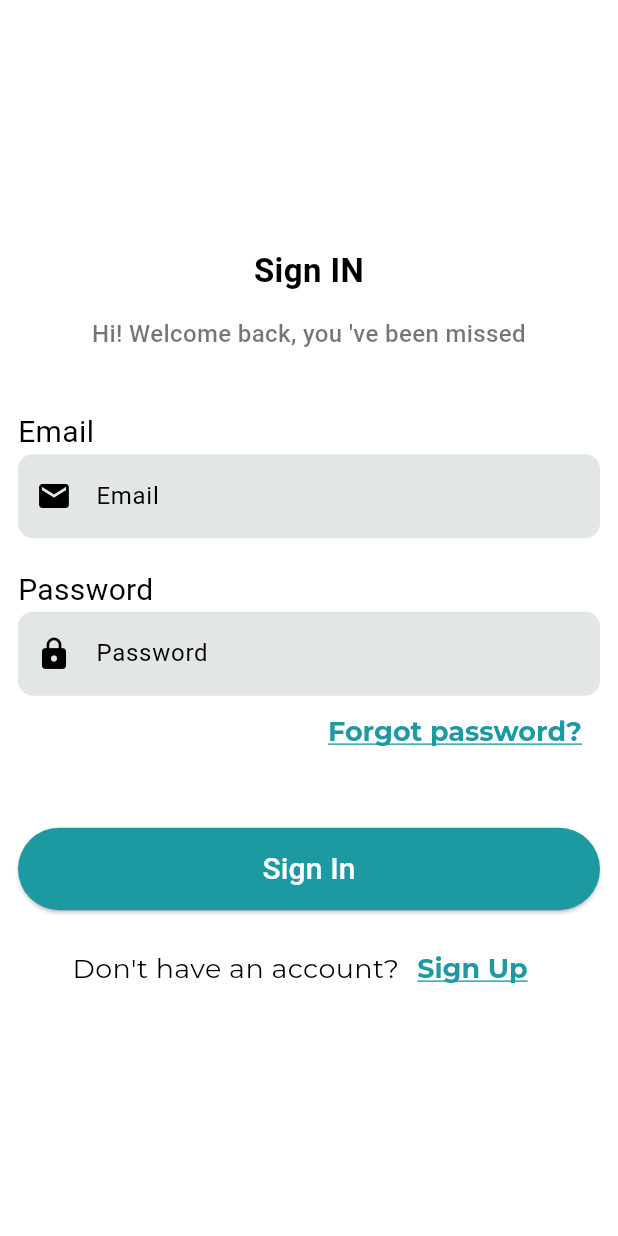
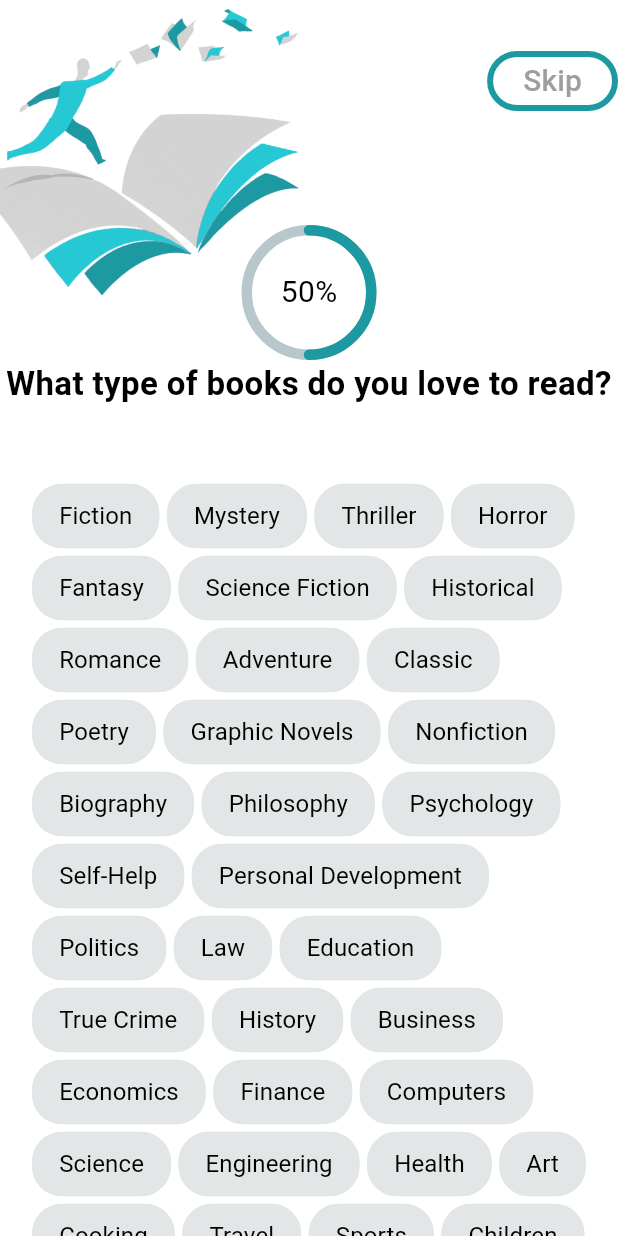
Before and after one commit to hebba-yasser/bookify, a Flutter app: the SignInView screen opened directly, after a tap on "Sign In", on a phone screen of 412 x 824 dp. Run offline on Flutter 3.47's test engine with Material 3 defaults, Android fonts, the phone set to English and light mode, and no system bars; drawn by our look-alikes of percent_indicator; our stand-ins replace animated_splash_screen, bloc, conditional_builder_null_safety, firebase_core, flutter_bloc, smooth_page_indicator; accounts and stored records are empty; generated files the repository leaves out were written again; project files that could hold a hidden picture were left out.

Commit message:
completed preference ui  -some modification will be needed when we integrate firebase

```diff
--- a/lib/core/utils/assets.dart
+++ b/lib/core/utils/assets.dart
@@ -4,4 +4,5 @@ class AppAssets {
   static const onShelfBooks = 'assets/images/on_shelf_books.png';
   static const openBook = 'assets/images/open_book.png';
   static const authImg = 'assets/images/auth-img.png';
+  static const preferenceImg = 'assets/images/preference_book.png';
 }
--- /dev/null
+++ b/lib/features/auth/presentation/views/preferences_view.dart
@@ -0,0 +1,13 @@
+import 'package:bookify/features/auth/presentation/views/widgets/preference_page1.dart';
+import 'package:flutter/material.dart';
+
+class SignUpPreferencesView extends StatelessWidget {
+  const SignUpPreferencesView({super.key});
+
+  @override
+  Widget build(BuildContext context) {
+    return const Scaffold(
+      body: PreferencePage1(),
+    );
+  }
+}
--- /dev/null
+++ b/lib/features/auth/presentation/views/widgets/indicator.dart
@@ -0,0 +1,42 @@
+import 'package:bookify/core/styles/fonts.dart';
+import 'package:flutter/material.dart';
+import 'package:percent_indicator/circular_percent_indicator.dart';
+
+import '../../../../../constants.dart';
+
+class Indicator extends StatelessWidget {
+  const Indicator({
+    super.key,
+    required this.footer,
+    required this.center,
+    required this.percent,
+  });
+  final String footer;
+  final String center;
+  final double percent;
+  @override
+  Widget build(BuildContext context) {
+    return Positioned(
+      top: 150,
+      left: 0,
+      right: 0,
+      child: CircularPercentIndicator(
+        radius: 45.0,
+        lineWidth: 7.0,
+        percent: percent,
+        progressColor: kPrimaryColor,
+        circularStrokeCap: CircularStrokeCap.round,
+        animation: true,
+        center: Text(
+          center,
+          style: AppFonts.bodyText18,
+        ),
+        footer: Text(
+          footer,
+          style: AppFonts.heading22,
+          textAlign: TextAlign.center,
+        ),
+      ),
+    );
+  }
+}
--- /dev/null
+++ b/lib/features/auth/presentation/views/widgets/prefeence_item.dart
@@ -0,0 +1,49 @@
+import 'package:bookify/features/auth/presentation/views/widgets/preferences_rotated_image.dart';
+import 'package:bookify/features/auth/presentation/views/widgets/preferences_ships_section.dart';
+import 'package:bookify/features/auth/presentation/views/widgets/skip_button.dart';
+import 'package:flutter/material.dart';
+
+import 'indicator.dart';
+
+class PreferenceItem extends StatelessWidget {
+  const PreferenceItem({
+    super.key,
+    required this.onPressed,
+    required this.footer,
+    required this.center,
+    required this.percent,
+    required this.list,
+    required this.selectedList,
+  });
+  final Function() onPressed;
+  final String footer;
+  final String center;
+  final double percent;
+  final List<String> list;
+  final List<String> selectedList;
+
+  @override
+  Widget build(BuildContext context) {
+    return Stack(
+      children: [
+        SkipButton(
+          selectedList: selectedList,
+          onPressed: onPressed,
+        ),
+        PreferencesRotatedImage(),
+        Indicator(
+          footer: footer,
+          center: center,
+          percent: percent,
+        ),
+        Positioned.fill(
+          top: 310,
+          left: 0,
+          right: 0,
+          child:
+              PreferencesShipsSection(list: list, selectedList: selectedList),
+        ),
+      ],
+    );
+  }
+}
--- /dev/null
+++ b/lib/features/auth/presentation/views/widgets/preference_page1.dart
@@ -0,0 +1,29 @@
+import 'package:bookify/core/utils/functions/Navigaor_push.dart';
+import 'package:bookify/features/auth/presentation/views/widgets/prefeence_item.dart';
+import 'package:bookify/features/auth/presentation/views/widgets/preference_page2.dart';
+import 'package:flutter/material.dart';
+
+import '../../../../../core/data/data_sources/preferences_data_source.dart';
+
+class PreferencePage1 extends StatelessWidget {
+  const PreferencePage1({
+    Key? key,
+  }) : super(key: key);
+  @override
+  Widget build(
+    BuildContext context,
+  ) {
+    return Scaffold(
+      body: PreferenceItem(
+        onPressed: () {
+          navigatorPush(context, PreferencePage2());
+        },
+        footer: "What type of books do you love to read?",
+        center: "50%",
+        percent: .50,
+        list: PreferencesDataSource.genres,
+        selectedList: [],
+      ),
+    );
+  }
+}
--- /dev/null
+++ b/lib/features/auth/presentation/views/widgets/preferences_rotated_image.dart
@@ -0,0 +1,30 @@
+import 'package:flutter/material.dart';
+
+import '../../../../../core/utils/assets.dart';
+
+class PreferencesRotatedImage extends StatelessWidget {
+  const PreferencesRotatedImage({
+    super.key,
+  });
+
+  @override
+  Widget build(BuildContext context) {
+    return Positioned(
+      top: -50,
+      left: -20,
+      child: ClipRect(
+        child: Transform.rotate(
+          angle: .2,
+          child: SizedBox(
+            width: 230,
+            height: 290,
+            child: Image.asset(
+              AppAssets.preferenceImg,
+              fit: BoxFit.scaleDown,
+            ),
+          ),
+        ),
+      ),
+    );
+  }
+}
--- /dev/null
+++ b/lib/features/auth/presentation/views/widgets/preferences_ships_section.dart
@@ -0,0 +1,58 @@
+import 'package:flutter/material.dart';
+
+import '../../../../../constants.dart';
+import '../../../../../core/styles/colors.dart';
+import '../../../../../core/styles/fonts.dart';
+
+class PreferencesShipsSection extends StatelessWidget {
+  const PreferencesShipsSection({
+    super.key,
+    required this.list,
+    required this.selectedList,
+  });
+
+  final List<String> list;
+  final List<String> selectedList;
+
+  @override
+  Widget build(BuildContext context) {
+    return Column(
+      children: [
+        Expanded(
+          child: SingleChildScrollView(
+            child: Padding(
+              padding:
+                  const EdgeInsets.symmetric(horizontal: 12.0, vertical: 10),
+              child: Wrap(
+                spacing: 5.0,
+                children: list.map((label) {
+                  return FilterChip(
+                    label: Text(
+                      label,
+                    ),
+                    disabledColor: Colors.white,
+                    selected: selectedList.contains(label),
+                    selectedColor: kPrimaryColor,
+                    labelStyle: AppFonts.bodyText16,
+                    shadowColor: Colors.white,
+                    selectedShadowColor: Colors.white,
+                    surfaceTintColor: Colors.white,
+                    backgroundColor: AppColors.lightGrey,
+                    shape: RoundedRectangleBorder(
+                        borderRadius: BorderRadius.circular(20)),
+                    showCheckmark: false,
+                    side:
+                        const BorderSide(width: 2, color: AppColors.lightGrey),
+                    onSelected: (value) {
+                      // onSelectedFunction(selectedList, label);
+                    },
+                  );
+                }).toList(),
+              ),
+            ),
+          ),
+        ),
+      ],
+    );
+  }
+}
--- a/lib/features/auth/presentation/views/widgets/sign_in_view_body.dart
+++ b/lib/features/auth/presentation/views/widgets/sign_in_view_body.dart
@@ -10,6 +10,7 @@ import '../../../../../core/views/widgets/custom_text_button.dart';
 import '../../../../../core/views/widgets/custom_text_form_field.dart';
 import '../../../../../core/views/widgets/header_desc_text.dart';
 import '../forget_password.dart';
+import '../preferences_view.dart';
 
 class SignInViewBody extends StatefulWidget {
   const SignInViewBody({Key? key}) : super(key: key);
@@ -85,7 +86,9 @@ class _SignInViewBodyState extends State<SignInViewBody> {
               condition: true,
               builder: (context) => CustomButton(
                 text: 'Sign In',
-                onPressed: () {},
+                onPressed: () {
+                  navigatorPush(context, SignUpPreferencesView());
+                },
               ),
               fallback: (context) => customLoadingIndicator(),
             ),
--- /dev/null
+++ b/lib/features/auth/presentation/views/widgets/skip_button.dart
@@ -0,0 +1,43 @@
+import 'package:flutter/material.dart';
+
+import '../../../../../constants.dart';
+import '../../../../../core/styles/fonts.dart';
+
+class SkipButton extends StatelessWidget {
+  const SkipButton({
+    super.key,
+    required this.onPressed,
+    required this.selectedList,
+  });
+  final Function() onPressed;
+  final List<String> selectedList;
+
+  @override
+  Widget build(BuildContext context) {
+    return Positioned(
+      top: 30,
+      right: 0,
+      child: selectedList.isEmpty
+          ? OutlinedButton(
+              onPressed: onPressed,
+              style: OutlinedButton.styleFrom(
+                side: BorderSide(width: 4.0, color: kPrimaryColor),
+              ),
+              child: Text(
+                'Skip',
+                style: AppFonts.heading20.copyWith(color: Colors.grey),
+              ),
+            )
+          : OutlinedButton(
+              onPressed: onPressed,
+              style: OutlinedButton.styleFrom(
+                side: BorderSide(width: 4.0, color: kPrimaryColor),
+              ),
+              child: Text(
+                'Done',
+                style: AppFonts.heading20.copyWith(color: kPrimaryColor),
+              ),
+            ),
+    );
+  }
+}
--- a/pubspec.yaml
+++ b/pubspec.yaml
@@ -43,6 +43,7 @@ dependencies:
   device_preview: ^1.2.0
   flutter_launcher_icons: "^0.13.1"
   conditional_builder_null_safety: ^0.0.6
+  percent_indicator: ^4.2.3
 
 
 dev_dependencies:
```
Also changed, not shown: lib/features/auth/presentation/views/widgets/grid.dart (added, +42 -0 lines), lib/features/auth/presentation/views/widgets/grid_item.dart (added, +48 -0 lines), lib/features/auth/presentation/views/widgets/preference_page2.dart (added, +32 -0 lines), lib/features/auth/presentation/views/widgets/preference_page3.dart (added, +70 -0 lines), lib/features/auth/presentation/views/widgets/sign_up_preferences_view_body.dart (added, +11 -0 lines), assets/images/preference_book.png (added), pubspec.lock.
